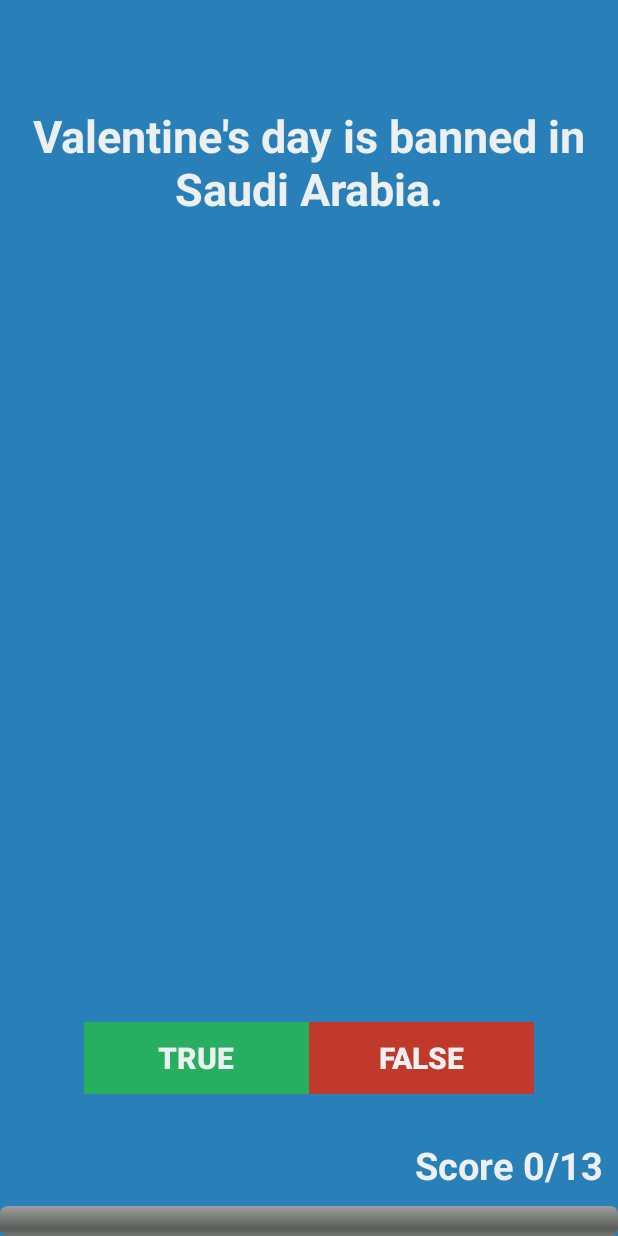
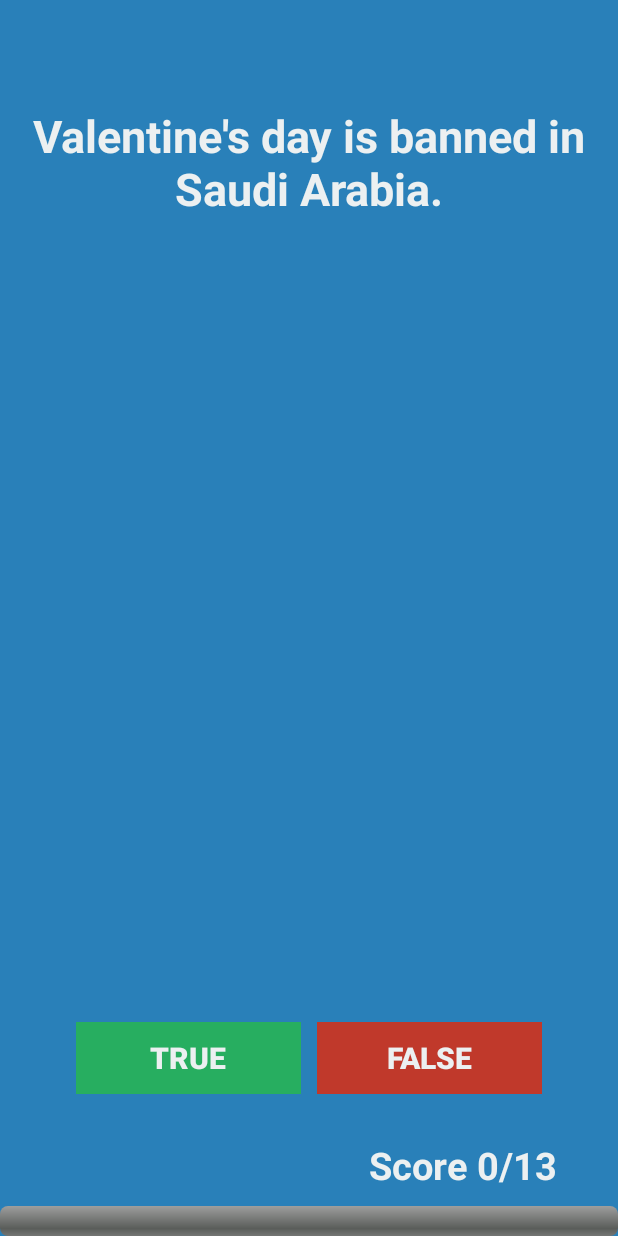
Before and after one commit to raime910/quizzler-android-raime910, an Android app: the screen it shows after launch (MainActivity), on a phone screen of 412 x 824 dp. Run offline under Robolectric (Android 15) with nearby library versions, the phone set to English and light mode, and no system bars.

Commit message:
Added question class and some ui code

```diff
--- a/app/src/main/java/com/londonappbrewery/quizzler/MainActivity.java
+++ b/app/src/main/java/com/londonappbrewery/quizzler/MainActivity.java
@@ -2,6 +2,10 @@ package com.londonappbrewery.quizzler;
 
 import android.app.Activity;
 import android.os.Bundle;
+import android.view.View;
+import android.widget.Button;
+import android.widget.TextView;
+import android.widget.Toast;
 
 public class MainActivity extends Activity {
 
@@ -9,31 +13,70 @@ public class MainActivity extends Activity {
 
 
     // TODO: Declare member variables here:
-
+    private Button mTrueButton;
+    private Button mFalseButton;
+    private TextView mQuestionTextView;
+    private int mCurrQuestionIdx;
+    private Question mCurrQuestion;
 
     // TODO: Uncomment to create question bank
-//    private TrueFalse[] mQuestionBank = new TrueFalse[] {
-//            new TrueFalse(R.string.question_1, true),
-//            new TrueFalse(R.string.question_2, true),
-//            new TrueFalse(R.string.question_3, true),
-//            new TrueFalse(R.string.question_4, true),
-//            new TrueFalse(R.string.question_5, true),
-//            new TrueFalse(R.string.question_6, false),
-//            new TrueFalse(R.string.question_7, true),
-//            new TrueFalse(R.string.question_8, false),
-//            new TrueFalse(R.string.question_9, true),
-//            new TrueFalse(R.string.question_10, true),
-//            new TrueFalse(R.string.question_11, false),
-//            new TrueFalse(R.string.question_12, false),
-//            new TrueFalse(R.string.question_13,true)
-//    };
+    private Question[] mQuestionBank = new Question[]{
+            new Question(R.string.question_1, true),
+            new Question(R.string.question_2, true),
+            new Question(R.string.question_3, true),
+            new Question(R.string.question_4, true),
+            new Question(R.string.question_5, true),
+            new Question(R.string.question_6, false),
+            new Question(R.string.question_7, true),
+            new Question(R.string.question_8, false),
+            new Question(R.string.question_9, true),
+            new Question(R.string.question_10, true),
+            new Question(R.string.question_11, false),
+            new Question(R.string.question_12, false),
+            new Question(R.string.question_13, true)
+    };
 
     @Override
     protected void onCreate(Bundle savedInstanceState) {
         super.onCreate(savedInstanceState);
         setContentView(R.layout.activity_main);
 
+        mTrueButton = (Button) findViewById(R.id.true_button);
+        mFalseButton = (Button) findViewById(R.id.false_button);
+        mQuestionTextView = (TextView) findViewById(R.id.question_text_view);
 
+        setCurrentQuestionText();
 
+        mTrueButton.setOnClickListener(new View.OnClickListener() {
+            @Override
+            public void onClick(View v) {
+                Toast.makeText(getApplicationContext(), mCurrQuestion.checkAnswer(true), Toast.LENGTH_SHORT).show();
+                getNextQuestion();
+            }
+        });
+
+        mFalseButton.setOnClickListener(new View.OnClickListener() {
+            @Override
+            public void onClick(View v) {
+                Toast.makeText(getApplicationContext(), mCurrQuestion.checkAnswer(false), Toast.LENGTH_SHORT).show();
+                getNextQuestion();
+            }
+        });
+    }
+
+    private void setCurrentQuestionText() {
+        mCurrQuestion = mQuestionBank[mCurrQuestionIdx];
+        mQuestionTextView.setText(mCurrQuestion.getQuestionResourceId());
+    }
+
+    private void getNextQuestion() {
+        // validate question idx for index out of bounds.
+        if (mQuestionBank.length - 1 == mCurrQuestionIdx)
+        {
+            mCurrQuestionIdx = 0;
+        }
+
+        mCurrQuestionIdx += 1;
+        setCurrentQuestionText();
     }
 }
--- /dev/null
+++ b/app/src/main/java/com/londonappbrewery/quizzler/Question.java
@@ -0,0 +1,37 @@
+package com.londonappbrewery.quizzler;
+
+/**
+ * Created by Ryan on 1/5/2018.
+ */
+
+public class Question {
+    private int mQuestionResourceId;
+    private boolean mAnswer;
+
+    public Question(int questionResourceId, boolean answer)
+    {
+        mQuestionResourceId = questionResourceId;
+        mAnswer = answer;
+    }
+
+    public int getQuestionResourceId() {
+        return mQuestionResourceId;
+    }
+
+    public void setQuestionResourceId(int questionResourceId) {
+        mQuestionResourceId = questionResourceId;
+    }
+
+    public boolean isAnswer() {
+        return mAnswer;
+    }
+
+    public void setAnswer(boolean answer) {
+        mAnswer = answer;
+    }
+
+    public String checkAnswer(boolean userAnswer)
+    {
+        return userAnswer == mAnswer ? "Correct" : "Wrong";
+    }
+}
--- a/app/src/main/res/layout/activity_main.xml
+++ b/app/src/main/res/layout/activity_main.xml
@@ -1,78 +1,80 @@
-<RelativeLayout
-    xmlns:android="http://schemas.android.com/apk/res/android"
+<RelativeLayout xmlns:android="http://schemas.android.com/apk/res/android"
     android:layout_width="match_parent"
     android:layout_height="match_parent"
+    android:background="@color/background_color"
     android:gravity="center"
-    android:background="@color/colorPrimaryDark"
-    android:orientation="vertical" >
+    android:orientation="vertical">
 
     <ProgressBar
+        android:id="@+id/progress_bar"
+        style="@android:style/Widget.ProgressBar.Horizontal"
         android:layout_width="fill_parent"
         android:layout_height="wrap_content"
         android:layout_alignParentBottom="true"
         android:layout_alignParentLeft="true"
         android:layout_alignParentStart="true"
-        android:id="@+id/progress_bar"
-        style="@android:style/Widget.ProgressBar.Horizontal"
         android:indeterminate="false" />
 
     <TextView
+        android:id="@+id/score"
         android:layout_width="wrap_content"
         android:layout_height="wrap_content"
-        android:layout_above="@id/progress_bar"
-        android:layout_alignParentRight="true"
-        android:layout_alignParentEnd="true"
-        android:id="@+id/score"
+        android:layout_above="@+id/progress_bar"
+        android:layout_alignEnd="@+id/linearLayout"
+        android:layout_alignRight="@+id/linearLayout"
+        android:padding="10dp"
+        android:text="@string/initial_score"
         android:textColor="@color/colorText"
-        android:textStyle="bold"
         android:textSize="25sp"
-        android:text="@string/initial_score"
-        android:padding="10dp"/>
+        android:textStyle="bold" />
 
     <TextView
+        android:id="@+id/question_text_view"
         android:layout_width="wrap_content"
         android:layout_height="wrap_content"
+        android:layout_alignParentTop="true"
         android:layout_centerHorizontal="true"
-        android:layout_alignParentTop="true"
         android:layout_marginTop="50dp"
-        android:id="@+id/question_text_view"
         android:gravity="center"
         android:padding="20dp"
         android:text="@string/question_1"
         android:textColor="@color/colorText"
-        android:textStyle="bold"
-        android:textSize="30sp" />
+        android:textSize="30sp"
+        android:textStyle="bold" />
 
     <LinearLayout
-        android:layout_centerHorizontal="true"
-        android:layout_above="@id/score"
+        android:id="@+id/linearLayout"
         android:layout_width="wrap_content"
         android:layout_height="wrap_content"
+        android:layout_above="@id/score"
+        android:layout_centerHorizontal="true"
         android:gravity="center"
-        android:padding="20dp"
-        android:orientation="horizontal">
+        android:orientation="horizontal"
+        android:padding="20dp">
 
         <Button
+            android:id="@+id/true_button"
+            style="@style/Base.Widget.AppCompat.Button.Borderless"
             android:layout_width="150dp"
             android:layout_height="wrap_content"
-            android:id="@+id/true_button"
+            android:layout_marginRight="5dp"
+            android:background="@color/colorTrueButton"
             android:text="@string/true_button"
             android:textColor="@color/colorText"
-            android:textStyle="bold"
-            style="@style/Base.Widget.AppCompat.Button.Borderless"
-            android:background="@color/colorTrueButton"
-            android:textSize="20sp" />
+            android:textSize="20sp"
+            android:textStyle="bold" />
 
         <Button
+            android:id="@+id/false_button"
+            style="@style/Base.Widget.AppCompat.Button.Borderless"
             android:layout_width="150dp"
             android:layout_height="wrap_content"
-            style="@style/Base.Widget.AppCompat.Button.Borderless"
-            android:id="@+id/false_button"
+            android:layout_marginLeft="5dp"
+            android:background="@color/colorFalseButton"
             android:text="@string/false_button"
-            android:background="@color/colorFalseButton"
             android:textColor="@color/colorText"
-            android:textStyle="bold"
-            android:textSize="20sp"/>
+            android:textSize="20sp"
+            android:textStyle="bold" />
     </LinearLayout>
 
 </RelativeLayout>
--- a/app/src/main/res/values/colors.xml
+++ b/app/src/main/res/values/colors.xml
@@ -6,4 +6,5 @@
     <color name="colorText">#ecf0f1</color>
     <color name="colorTrueButton">#27ae60</color>
     <color name="colorFalseButton">#c0392b</color>
+    <color name="background_color">#2980b9</color>
 </resources>
```
Also changed, not shown: 1 other file.
